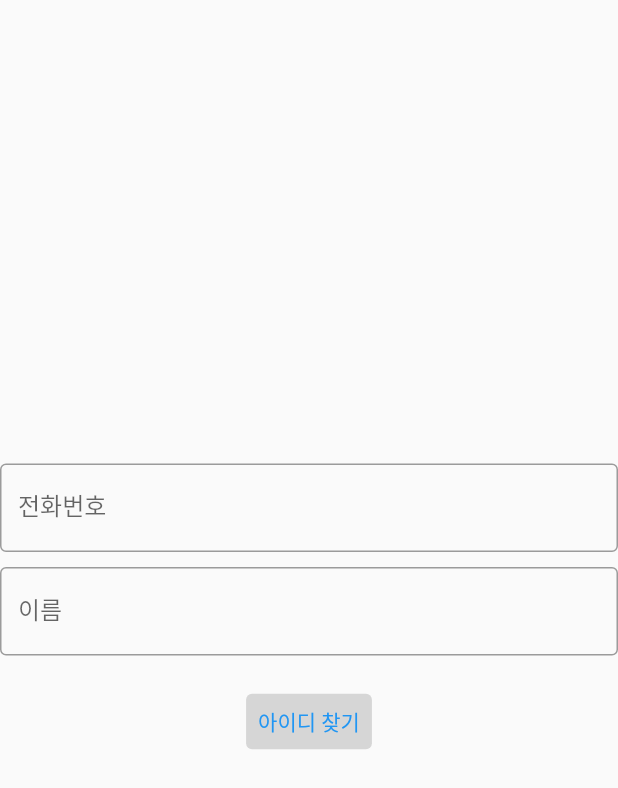
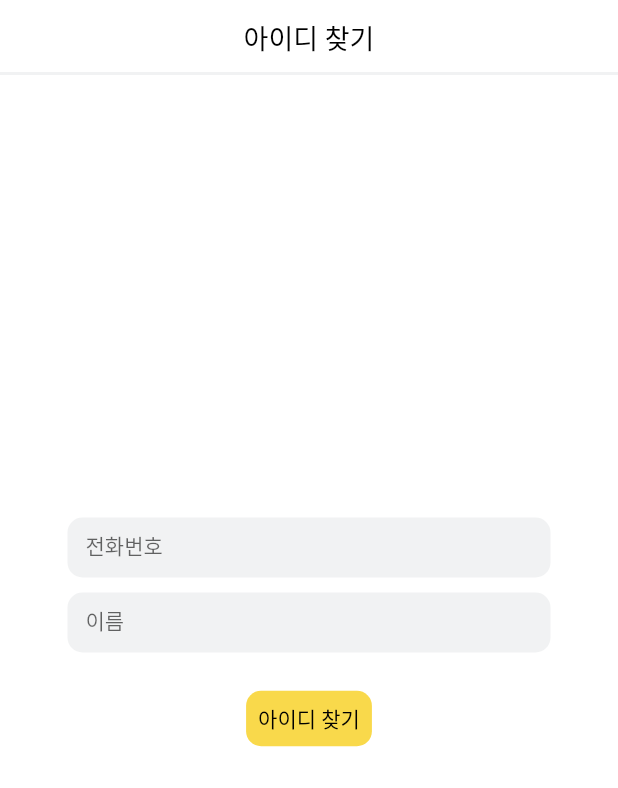
Before and after one commit to Wise-eun/Narda, a Flutter app: the FindIdScreen screen opened directly, after a tap on "아이디 찾기", on a phone screen of 412 x 824 dp. Shown: the top 788 px of the screen. Run offline on Flutter 3.47's test engine with Material 2 defaults, Android fonts, the phone set to English and light mode, and no system bars; our stand-ins replace cloud_firestore, firebase_auth, firebase_core, fluttertoast, geocoding, geolocator and 4 more; missing offline and left inert: flutter_naver_map, kakao_flutter_sdk_navi, kakaomap_webview, naver_map_plugin; accounts and stored records are empty; network calls fail.

Commit message:
[Feat] 메인화면 Toast 메시지 추가, [Design] 아이디 찾기 화면 재구성

```diff
--- a/lib/find_id_screen.dart
+++ b/lib/find_id_screen.dart
@@ -8,6 +8,7 @@ import 'api/api.dart';
 
 class FindIdScreen extends StatefulWidget {
   const FindIdScreen({Key? key}) : super(key: key);
+
   @override
   _FindIdScreenState createState() => _FindIdScreenState();
 }
@@ -16,11 +17,21 @@ class _FindIdScreenState extends State<FindIdScreen> {
   final TextEditingController _phoneNumController =
       TextEditingController(); //입력되는 값을 제어
   final TextEditingController _nameController = TextEditingController();
+  String showIdText = "";
+
+  void showToastMessage(String msg) {
+    Fluttertoast.showToast(
+        msg: msg,
+        gravity: ToastGravity.BOTTOM,
+        backgroundColor: Colors.grey,
+        fontSize: 15,
+        textColor: Colors.white,
+        toastLength: Toast.LENGTH_SHORT);
+  }
 
   findId() async {
     try {
-      var response = await http.post(Uri.parse(API.findId),
-          body: {
+      var response = await http.post(Uri.parse(API.findId), body: {
         'userName': _nameController.text,
         'userPhoneNum': _phoneNumController.text
       });
@@ -30,131 +41,102 @@ class _FindIdScreenState extends State<FindIdScreen> {
           print("아이디 찾기 성공 ");
           RiderUser userInfo = RiderUser.fromJson(responseBody['userData']);
           print("아이디 : ${userInfo.userId}");
-          Navigator.push(
-            context,
-            MaterialPageRoute(
-                builder: (context) => ShowIdScreen(userId:userInfo.userId)),
-          );
+          showIdText = "아이디 : ${userInfo.userId}";
+          setState(() {});
+        } else {
+          print("아이디 찾기 실패");
+          showToastMessage("해당 정보가 존재하지 않습니다.");
         }
-        else {
-          print("아이디 찾기 실패");
-          await Fluttertoast.showToast(
-              msg: "해당 정보가 존재하지 않습니다.",
-              toastLength: Toast.LENGTH_SHORT,
-              timeInSecForIosWeb: 1,
-              backgroundColor: Colors.grey,
-              fontSize: 14.0
-          );
-        }}
+      }
     } catch (e) {
       print(e.toString());
     }
   }
 
   Widget _phoneNumWidget() {
-    return TextFormField(
+    return Container(
+        width: MediaQuery.of(context).size.width,
+        height: 40,
+        child: TextFormField(
             controller: _phoneNumController,
-      keyboardType: TextInputType.text,
+            keyboardType: TextInputType.phone,
+            style: TextStyle(fontSize: 14),
             decoration: const InputDecoration(
-        border: OutlineInputBorder(),
               labelText: '전화번호',
+              border: OutlineInputBorder(
+                borderRadius: BorderRadius.all(Radius.circular(10)),
+                borderSide: BorderSide.none,
               ),
-      autovalidateMode: AutovalidateMode.onUserInteraction,
-      validator: (String? value) {
-        if (value!.isEmpty) {
-          // == null or isEmpty
-          return '전화번호를 입력해주세요.';
-        }
-        return null;
-      },
-    );
+              filled: true,
+              fillColor: Color(0xfff1f2f3),
+            ),
+            ));
   }
 
   Widget _nameWidget() {
-    return TextFormField(
+    return Container(
+        width: MediaQuery.of(context).size.width,
+        height: 40,
+        child: TextFormField(
           controller: _nameController,
           keyboardType: TextInputType.text,
+          style: TextStyle(fontSize: 14),
           decoration: const InputDecoration(
-        border: OutlineInputBorder(),
             labelText: '이름',
+            border: OutlineInputBorder(
+              borderRadius: BorderRadius.all(Radius.circular(10)),
+              borderSide: BorderSide.none,
+            ),
+            filled: true,
+            fillColor: Color(0xfff1f2f3),
           ),
           autovalidateMode: AutovalidateMode.onUserInteraction,
-      validator: (String? value) {
-        if (value!.isEmpty) {
-          // == null or isEmpty
-          return '이름을 입력해주세요.';
-        }
-        return null;
-      },
-    );
+        ));
   }
 
   @override
   Widget build(BuildContext context) {
     // TODO: implement build
     return Scaffold(
+        appBar: PreferredSize(
+          preferredSize: Size.fromHeight(50.0),
+          child: AppBar(
+            shape: Border(
+                bottom: BorderSide(
+              color: Color(0xfff1f2f3),
+              width: 2,
+            )),
+            title: Text('아이디 찾기',
+                style: TextStyle(color: Colors.black, fontSize: 18)),
+            automaticallyImplyLeading: false,
+            centerTitle: true,
+            backgroundColor: Colors.white,
+            elevation: 0,
+          ),
+        ),
+        backgroundColor: Colors.white,
         body: Center(
+          child: Container(
+          margin: const EdgeInsets.only(left: 45, right: 45),
           child: Column(
             mainAxisAlignment: MainAxisAlignment.center,
             children: [
               _phoneNumWidget(),
-        const SizedBox(
-          height: 10,
+              const SizedBox(height: 10),
+              _nameWidget(),
+              const SizedBox(height: 20),
+              TextButton(
+                style: TextButton.styleFrom(
+                  backgroundColor: Color(0xfff9d94b),
+                    shape: RoundedRectangleBorder(
+                        borderRadius: BorderRadius.all(Radius.circular(10))),
                 ),
-        _nameWidget(),
-        const SizedBox(
-          height: 20,
-        ),
-        TextButton(
-            style: ButtonStyle(
-              backgroundColor: MaterialStateProperty.all(Colors.grey[350]),
-            ),
-            onPressed: () async {
-              findId();
-            },
-            child: Text('아이디 찾기')),
-        const SizedBox(
-          height: 10,
+                onPressed: () async {findId();},
+                child: Text('아이디 찾기', style: TextStyle(color: Colors.black),)),
+              const SizedBox(height: 10),
+              Text(showIdText),
+            ],)
           )
-      ],
-    )));
+        ));
   }
 }
-
-class ShowIdScreen extends StatefulWidget {
-  const ShowIdScreen({Key? key, required this.userId}) : super(key: key);
-  final String userId;
-  @override
-  State<ShowIdScreen> createState() => _ShowIdScreenState();
-}
-
-class _ShowIdScreenState extends State<ShowIdScreen> {
-
-  @override
-  Widget build(BuildContext context) {
-    return  Scaffold(
-        backgroundColor: Colors.blue[200],
-        body:Center(
-          child: Column(
-            mainAxisAlignment: MainAxisAlignment.center,
-            children: [
-              Text(widget.userId),
-              SizedBox(
-                height: 10,
-              ),
-              TextButton(
-                  style: ButtonStyle(
-                      backgroundColor: MaterialStateProperty.all(Colors.white)
-                  ),
-                  onPressed: (){
-                    Navigator.pop(context);
-                    Navigator.pop(context);
-                  },
-                  child: Text("돌아가기"))
-            ],
-          ),
-        )
-
-    );
-  }
-}
--- a/lib/mypage_screen.dart
+++ b/lib/mypage_screen.dart
@@ -64,6 +64,7 @@ class _MyPageScreenState extends State<MyPageScreen> {
   Widget build(BuildContext context) {
     final mediaQuery = MediaQuery.of(context);
     return Scaffold(
+        bottomNavigationBar: MenuBottom(userId: widget.userId),
         appBar: AppBar(
           title: Text('마이페이지'),
           centerTitle: true,
```
Also changed, not shown: lib/main.dart (+6 -107 lines), lib/menu_bottom.dart (+18 -8 lines). Lines whose indentation alone changed are shown as unchanged.
